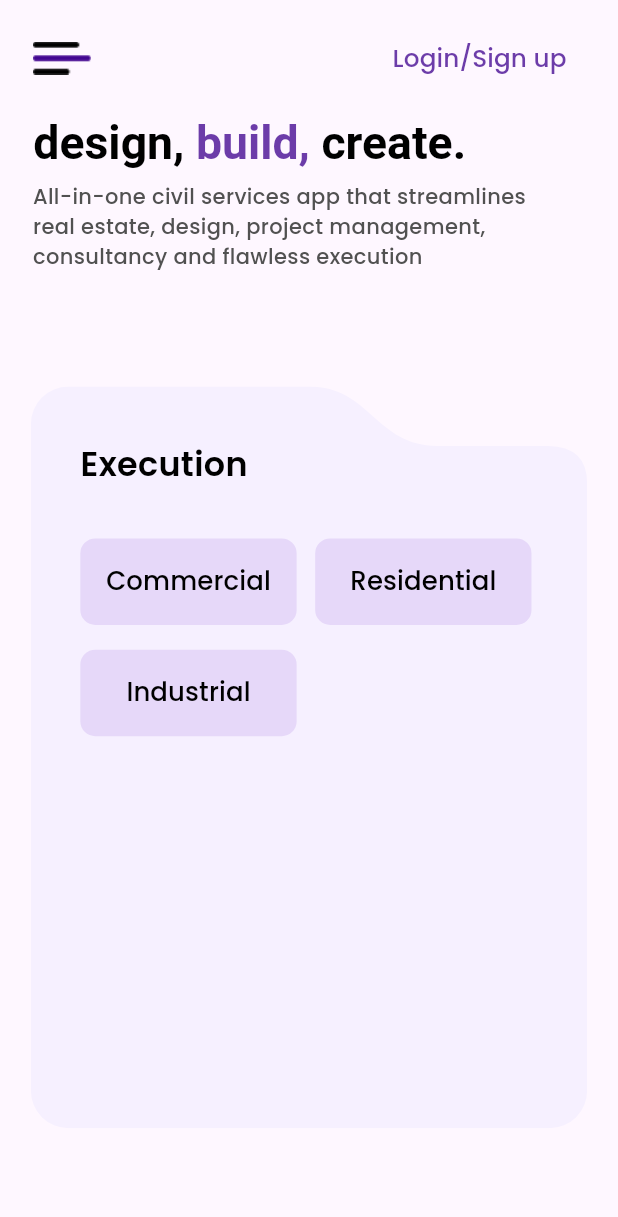
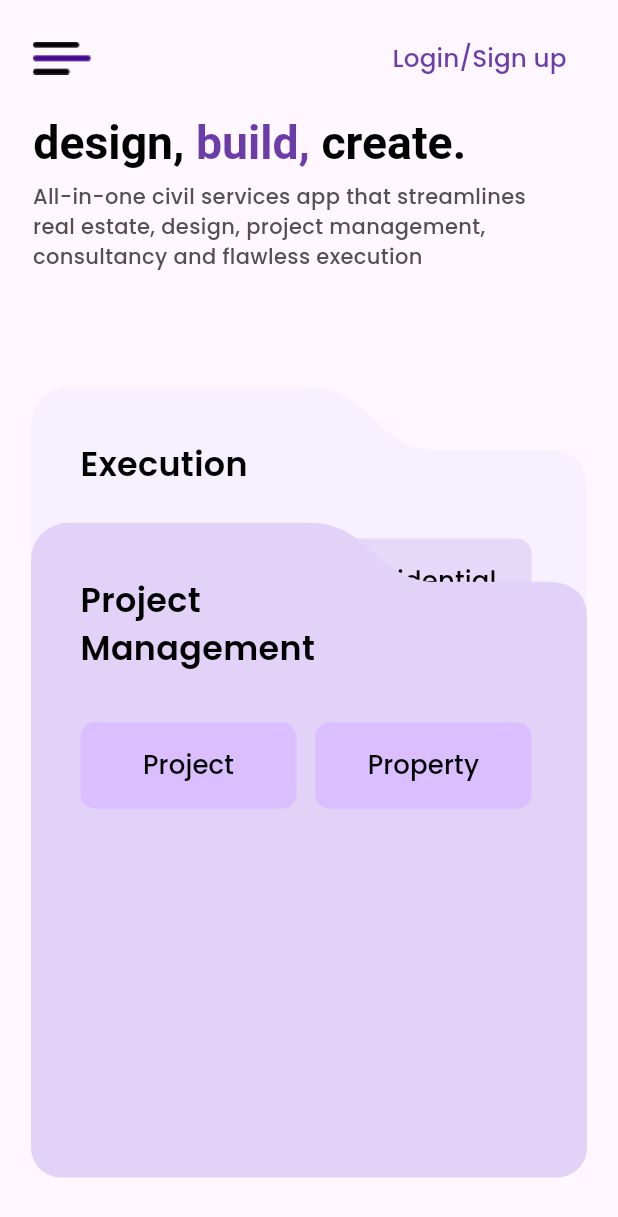
Before and after one commit to HariRags/MYCE, a Flutter app: the screen it shows after launch, on a phone screen of 412 x 824 dp. Shown: the top 1217 px of the screen. Run offline on Flutter 3.47's test engine with Material 3 defaults, Android fonts, the phone set to English and light mode, and no system bars.

Commit message:
project management folder added

```diff
--- a/lib/pages/homepage.dart
+++ b/lib/pages/homepage.dart
@@ -96,9 +96,16 @@ class _HomePageState extends State<HomePage> {
               height: Responsive.height(9.3, context),
             ),
             Container(
-                height: Responsive.height(60, context),
+                height: Responsive.height(64, context),
                 width: Responsive.width(90, context),
-                child: const Folders(
+                child:  ClipRRect(
+                  borderRadius: BorderRadius.circular(20),
+                  child: Expanded(
+                    child: Stack(
+                      clipBehavior: Clip.none,
+                      fit: StackFit.expand,
+                      alignment: Alignment.topCenter,
+                      children: [ const Folders(
                         title: 'Execution',
                         titleColor: Colors.black,
                         color: Color(0xFFF6F0FF),
@@ -106,6 +113,24 @@ class _HomePageState extends State<HomePage> {
                         buttonColor: Color.fromARGB(255, 230, 216, 249),
                         buttonTextColor: Colors.black,
                         buttonText: ['Commercial', 'Residential', 'Industrial'],
+                      ),
+                      Positioned(
+                        top: Responsive.height(11, context),
+                        child: Container(
+                        height: Responsive.height(60, context),
+                        width: Responsive.width(90, context),
+                        child: const Folders(
+                        title: 'Project \nManagement',
+                        titleColor: Colors.black,
+                        color: Color(0xFFE2D2F8),
+                        numberOfButtons: 2,
+                        buttonColor: Color(0xFFDABEFF),
+                        buttonTextColor: Colors.black,
+                        buttonText: ['Project','Property'],
+                      ),),
+                      ),
+                              ]),
+                  ),
                 )),
 
             //    Expanded(
--- a/lib/widgets/folders.dart
+++ b/lib/widgets/folders.dart
@@ -48,8 +48,7 @@ class _FoldersState extends State<Folders> {
               height: Responsive.height(4.1, context),
             ),
             widget.description.isNotEmpty
-            ? Description(description: widget.description, titleColor: widget.titleColor!, context: context)
-
+            ? _Description(description: widget.description, titleColor: widget.titleColor!, context: context)
             :Container(),
 
             widget.description.isNotEmpty
@@ -57,7 +56,8 @@ class _FoldersState extends State<Folders> {
               height: Responsive.height(2, context),
             )
             :Container(),
-            FolderButtons(numberOfButtons: widget.numberOfButtons!, buttonText: widget.buttonText, buttonColor:widget.buttonColor!, buttonTextColor: widget.buttonTextColor!, context: context)
+
+            _FolderButtons(numberOfButtons: widget.numberOfButtons!, buttonText: widget.buttonText, buttonColor:widget.buttonColor!, buttonTextColor: widget.buttonTextColor!, context: context)
           ],
         ),
       ),
@@ -88,12 +88,12 @@ class FolderClipper extends CustomClipper<Path> {
     return true;
   }
 }
-class Description extends StatelessWidget {
+class _Description extends StatelessWidget {
   final String description;
   final Color titleColor;
   final BuildContext context;
 
-  const Description({Key? key, required this.description,required this.titleColor,required this.context}) : super(key: key);
+  const _Description({Key? key, required this.description,required this.titleColor,required this.context}) : super(key: key);
 
   @override
   Widget build(BuildContext context) {
@@ -112,14 +112,14 @@ class Description extends StatelessWidget {
     );
   }
 }
-class FolderButtons extends StatelessWidget {
+class _FolderButtons extends StatelessWidget {
   final int numberOfButtons;
   final List<String> buttonText;
   final Color buttonColor;
   final Color buttonTextColor;
   final BuildContext context;
 
-  const FolderButtons({Key? key,
+  const _FolderButtons({Key? key,
     required this.numberOfButtons,
     required this.buttonText,
     required this.buttonColor,
```
Lines whose indentation alone changed are shown as unchanged.
